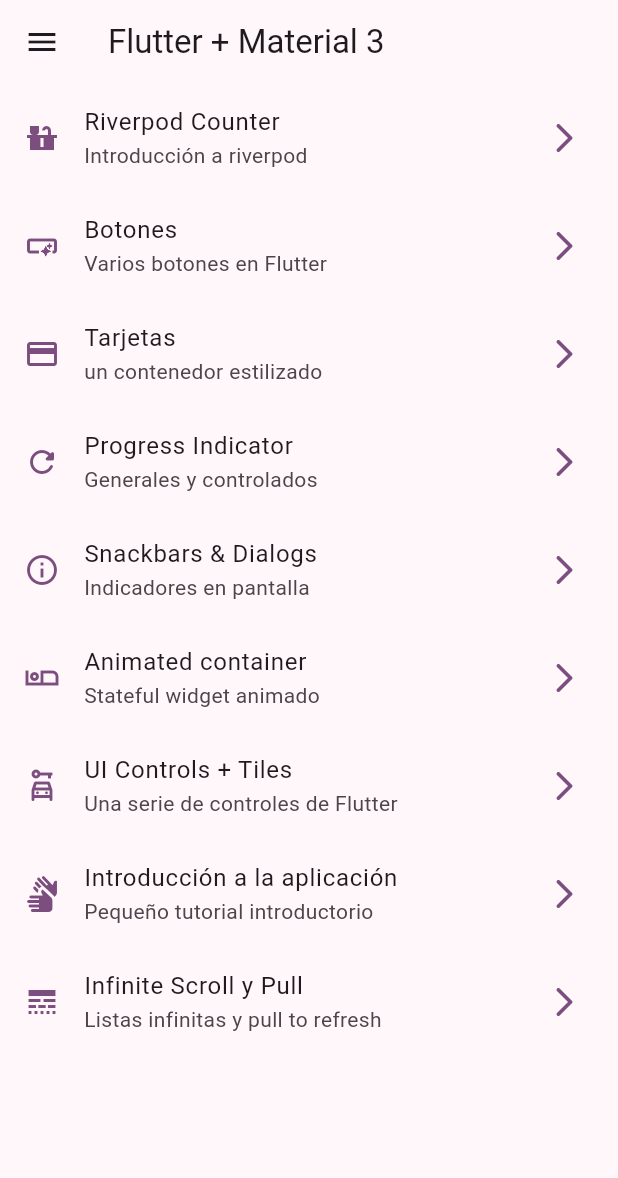
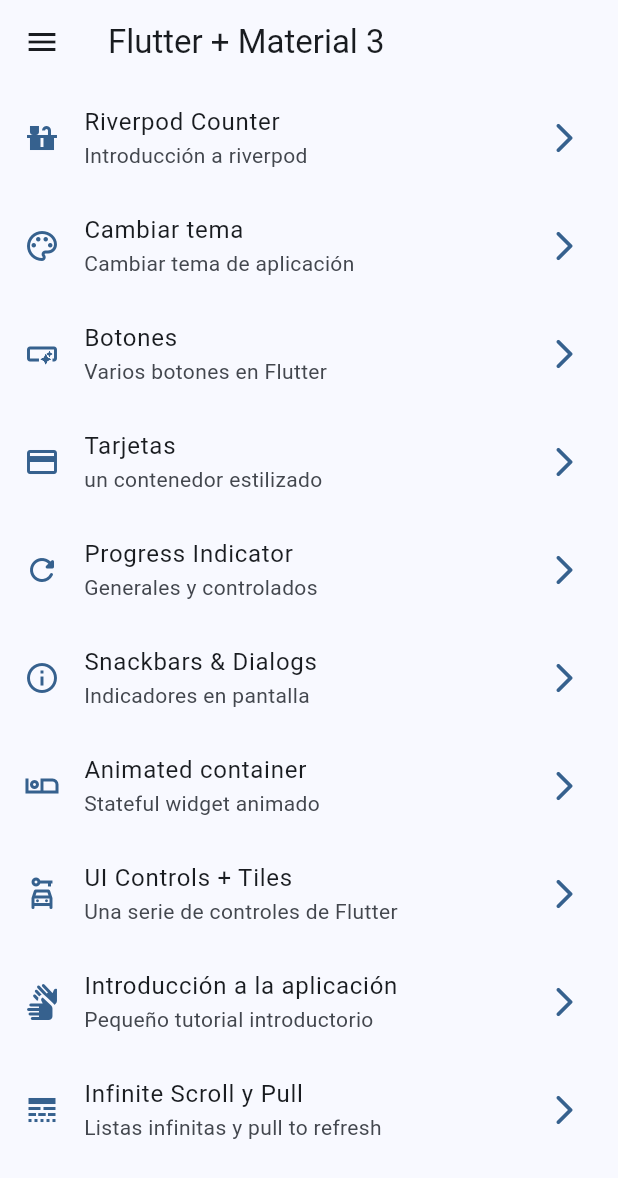
Before and after one commit to Ahtnezev/widgets_app, a Flutter app: the screen it shows after launch, on a phone screen of 412 x 824 dp. Shown: the top 1178 px of the screen. Run offline on Flutter 3.47's test engine with Material 3 defaults, Android fonts, the phone set to English and light mode, and no system bars; our stand-ins replace animate_do, flutter_riverpod, go_router.

Commit message:
[U] provider - riverpod (theme-changer)

```diff
--- a/lib/config/menu/menu_items.dart
+++ b/lib/config/menu/menu_items.dart
@@ -23,6 +23,13 @@ const appMenuItems = <MenuItem>[
       subTitle: 'Introducción a riverpod',
       link: '/counter-river',
       icon: Icons.countertops
+    ),
+
+    MenuItem(
+      title: 'Cambiar tema',
+      subTitle: 'Cambiar tema de aplicación',
+      link: '/theme-changer',
+      icon: Icons.color_lens_outlined
     ),
 
     MenuItem(
--- a/lib/config/router/app_router.dart
+++ b/lib/config/router/app_router.dart
@@ -1,5 +1,4 @@
 import 'package:go_router/go_router.dart';
-import 'package:widgets_app/presentation/screens/counter/counter_screen.dart';
 import '../../presentation/screens/screens.dart';
 
 // GoRouter configuration
@@ -10,6 +9,11 @@ final appRouter = GoRouter(
       path: '/',
       name: HomeScreen.name,
       builder: (context, state) => const HomeScreen(),
+    ),
+    GoRoute(
+      path: '/theme-changer',
+      name: ThemeChangerScreen.name,
+      builder: (context, state) => const ThemeChangerScreen(),
     ),
     GoRoute(
       path: '/buttons',
--- a/lib/config/theme/app_theme.dart
+++ b/lib/config/theme/app_theme.dart
@@ -16,14 +16,17 @@ const colorList = <Color>[
 class AppTheme {
 
   final int selectedColor;
+  final bool isDarkMode;
 
   AppTheme({
-    this.selectedColor = 0
+    this.selectedColor = 0,
+    this.isDarkMode = false
   }) : assert( selectedColor >= 0, 'selected color must be greater than 0' ),
        assert( selectedColor < colorList.length, 'selected color must be less or equal than ${colorList.length - 1}' );
 
   ThemeData getTheme() => ThemeData(
     useMaterial3: true,
+    brightness: isDarkMode ? Brightness.dark : Brightness.light,
     colorSchemeSeed: colorList[ selectedColor ],
     appBarTheme: const AppBarTheme(
       centerTitle: false
--- a/lib/main.dart
+++ b/lib/main.dart
@@ -2,6 +2,7 @@ import 'package:flutter/material.dart';
 import 'package:flutter_riverpod/flutter_riverpod.dart';
 import 'package:widgets_app/config/router/app_router.dart';
 import 'package:widgets_app/config/theme/app_theme.dart';
+import 'package:widgets_app/presentation/providers/theme_provider.dart';
 
 // install a package vscode -> >pubspec assist.. <package_name>
 // _<Name> -> _ is 'cause a file or a function is private
@@ -15,16 +16,20 @@ void main() {
   );
 }
 
-class MainApp extends StatelessWidget {
+class MainApp extends ConsumerWidget {
   const MainApp({super.key});
 
   @override
-  Widget build(BuildContext context) {
+  Widget build(BuildContext context, WidgetRef ref) {
+
+    final bool isDarkMode = ref.watch(isDarkmodeProvider);
+    final int selectedColor = ref.watch(selectedColorProvider);
+
     return MaterialApp.router(
       title: 'Flutter Widgets', // show in showAboutDialog(...) -> Snackbarscreen
       routerConfig: appRouter,
       debugShowCheckedModeBanner: false,
-      theme: AppTheme(selectedColor: 4).getTheme(),
+      theme: AppTheme(selectedColor: selectedColor, isDarkMode: isDarkMode).getTheme(),
 
       // home: const HomeScreen(),
       // routes: {
--- /dev/null
+++ b/lib/presentation/providers/theme_provider.dart
@@ -0,0 +1,14 @@
+
+// Tarea: Estado => isDarkmodeProvider = boolean
+
+import 'package:flutter_riverpod/flutter_riverpod.dart';
+import 'package:widgets_app/config/theme/app_theme.dart';
+
+// Listado de colores inmutable
+final colorListProvider = Provider((ref) => colorList);
+
+// bool
+final isDarkmodeProvider = StateProvider<bool>((themeRef) => false);
+
+//
+final selectedColorProvider = StateProvider<int>((ref) => 0);
--- a/lib/presentation/screens/screens.dart
+++ b/lib/presentation/screens/screens.dart
@@ -10,4 +10,5 @@ export 'package:widgets_app/presentation/screens/home/home_screen.dart';
 export 'package:widgets_app/presentation/screens/infinite_scroll/infinite_scroll_screen.dart';
 export 'package:widgets_app/presentation/screens/progress/progress_screen.dart';
 export 'package:widgets_app/presentation/screens/snackbar/snackbar_screen.dart';
+export 'package:widgets_app/presentation/screens/theme_changer/theme_changer_screen.dart';
 export 'package:widgets_app/presentation/screens/ui_controls/ui_controls_screen.dart';
```
Also changed, not shown: lib/presentation/screens/theme_changer/theme_changer_screen.dart (added, +60 -0 lines).
